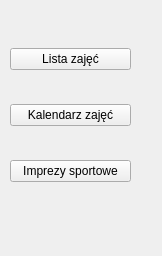
First picture: the form in zajeciapanel.ui, repository aleksanderkalenbach/IO_2020_2021_ASP, before the edit.
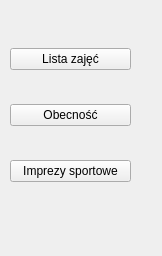
Second picture: the form after the edit.

Patch:
```diff
--- a/zajeciapanel.ui
+++ b/zajeciapanel.ui
@@ -33,7 +33,7 @@
     <item>
      <widget class="QPushButton" name="pushButton_2">
       <property name="text">
-       <string>Kalendarz zajęć</string>
+       <string>Obecność</string>
       </property>
      </widget>
     </item>
```
